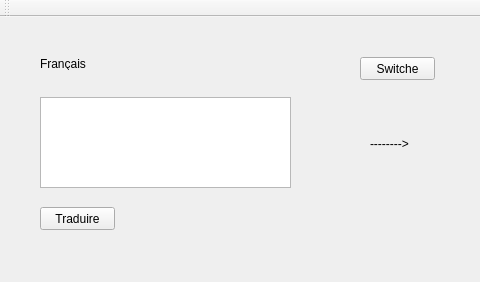
First picture: the form in mainwindow.ui, repository DamienBidaud/GoogleTradPP, before the edit; both pictures show x 0 to 480 and y 0 to 282 of the 774 by 282 pixel window.
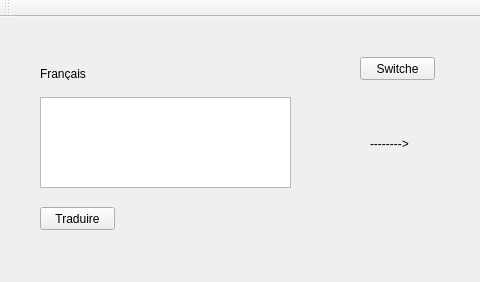
Second picture: the form after the edit.

Commit message: slot switche et traduire

```diff
--- a/mainwindow.ui
+++ b/mainwindow.ui
@@ -18,7 +18,7 @@
     <property name="geometry">
      <rect>
       <x>40</x>
-      <y>40</y>
+      <y>50</y>
       <width>47</width>
       <height>13</height>
      </rect>
```
Left out of the diff: 22 changed lines with no effect on the pictures. The commit also changes 2 other files.
